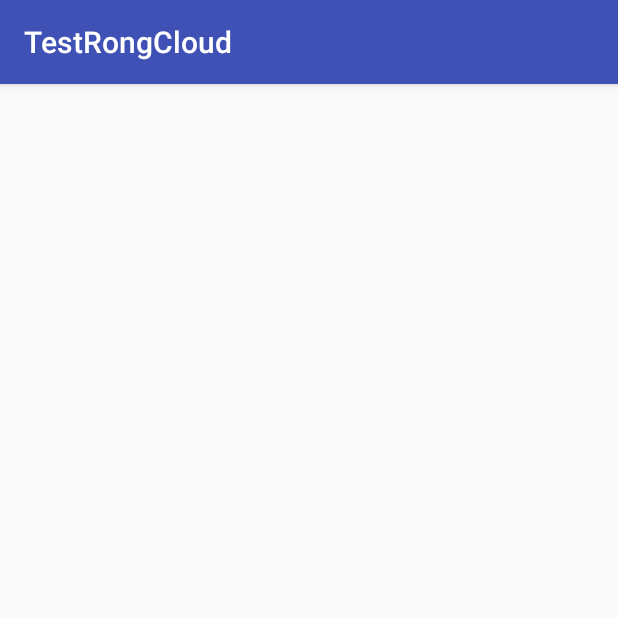
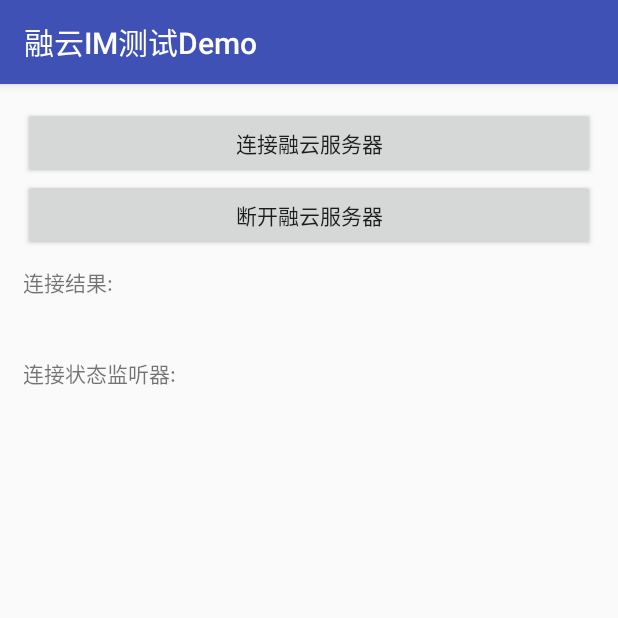
Before and after one commit to voidzero42/RongCloudDemo, an Android app: the screen it shows after launch (MainActivity), on a phone screen of 412 x 824 dp, the top half of it. Run offline under Robolectric (Android 15) with nearby library versions, the light colour scheme and no system bars; libraries missing offline, so code that uses them is left out: io.rong.imkit, io.rong.imlib; pictures from the network do not load; 3 statements that could not run were skipped.

Commit message:
测试融云connect

```diff
--- a/app/src/main/java/com/fjycnet/rongclouddemo/MainActivity.java
+++ b/app/src/main/java/com/fjycnet/rongclouddemo/MainActivity.java
@@ -2,13 +2,118 @@
 
 import android.support.v7.app.AppCompatActivity;
 import android.os.Bundle;
+import android.util.Log;
+import android.view.View;
+import android.widget.TextView;
 
+import io.rong.imkit.RongIM;
+import io.rong.imlib.RongIMClient;
+
+/**
+ * 官方文档:
+ * <p>
+ * Android SDK 开发指南 - 融云 RongCloud
+ * http://www.rongcloud.cn/docs/android.html
+ * <p>
+ * 预下载内容
+ * http://www.rongcloud.cn/docs/android.html#prepare_download
+ * <p>
+ * 下载 - 融云即时通讯云，iOS下载_Android下载_SDK下载
+ * http://www.rongcloud.cn/downloads
+ * <p>
+ * 源码:sealtalk/sealtalk-android
+ * https://github.com/sealtalk/sealtalk-android
+ */
 public class MainActivity extends AppCompatActivity {
+
+    private TextView tvResult;
+    private TextView tvConnStatus;
+    /**
+     * 暂时从融云平台的API接口获取token
+     */
+    private final String rongToken = "bBqfdQu8+OACs4EP1YynMtYVA0ZGn0MhZXQ2jZpWm2z+VEIa3F3jgjpaDMPlPSaTqYwLvXHe/1SHJLgJ3m1BRQ==";
 
     @Override
     protected void onCreate(Bundle savedInstanceState) {
         super.onCreate(savedInstanceState);
-        setContentView(com.fjycnet.main.R.layout.activity_main);
+        setContentView(R.layout.activity_main);
+        tvResult = findViewById(R.id.tvResult);
+        tvConnStatus = findViewById(R.id.tvConnStatus);
+        findViewById(R.id.btnConnect).setOnClickListener(new View.OnClickListener() {
+            @Override
+            public void onClick(View view) {
 
+
+                connectRongImServer(rongToken);
+            }
+        });
+        findViewById(R.id.btnDisconnect).setOnClickListener();
+        setConnectionStatusListener();
+    }
+
+    //设置状态监听器
+    private void setConnectionStatusListener() {
+        RongIM.setConnectionStatusListener(new RongIMClient.ConnectionStatusListener() {
+            @Override
+            public void onChanged(ConnectionStatus connectionStatus) {
+                switch (connectionStatus) {
+
+                    case CONNECTED://连接成功。
+                        Log.e("rongclouddemo app", "连接成功");
+                        break;
+
+                    case DISCONNECTED://断开连接。
+                        Log.e("rongclouddemo app", "断开连接");
+//                String rong_token = SharedPreferencesUtils.getString(MyApplication.sContext, "rong_token", "");
+                        //链接融云
+//                connect(rong_token);
+                        break;
+
+                    case CONNECTING://连接中。
+                        Log.e("rongclouddemo app", "连接中");
+                        break;
+
+                    case NETWORK_UNAVAILABLE://网络不可用。
+                        Log.e("YCS", "网络不可用");
+                        break;
+                    case KICKED_OFFLINE_BY_OTHER_CLIENT://TODO 用户账户在其他设备登录，本机会被踢掉线,一般做重新登录操作
+                        Log.e("YCS", "用户账户在其他设备登录");
+//                        new Handler(Looper.getMainLooper())
+//                                .post(new Runnable() {
+//                                    @Override
+//                                    public void run() {
+//                                        IntentHelper.jumpWithExtra(mContext, LoginSelectActivity.class, "TYPE", "RELOGIN", Intent.FLAG_ACTIVITY_NEW_TASK |
+//                                                Intent.FLAG_ACTIVITY_EXCLUDE_FROM_RECENTS);
+//                                    }
+//                                });
+                        break;
+                }
+            }
+        });
+    }
+
+    /**
+     * 连接融云服务器
+     */
+    private void connectRongImServer(String rongToken) {
+        RongIM.connect(rongToken, new RongIMClient.ConnectCallback() {
+            @Override
+            public void onTokenIncorrect() {//TODO 需要重新获取Token
+                Log.e("rongclouddemo app", "onTokenIncorrect");
+                tvResult.setText("onTokenIncorrect,需要重新获取Token");
+            }
+
+            @Override
+            public void onSuccess(String s) {
+                Log.e("rongclouddemo app", "连接成功");
+                tvResult.setText("连接成功");
+            }
+
+            @Override
+            public void onError(RongIMClient.ErrorCode errorCode) {
+                Log.e("rongclouddemo app", "连接失败");
+                tvResult.setText("连接失败");
+            }
+        });
     }
 }
--- a/app/src/main/java/com/fjycnet/rongclouddemo/MyApplication.java
+++ b/app/src/main/java/com/fjycnet/rongclouddemo/MyApplication.java
@@ -1,10 +1,44 @@
 package com.fjycnet.rongclouddemo;
 
 import android.app.Application;
+import android.content.Intent;
+import android.os.Handler;
+import android.os.Looper;
+import android.util.Log;
+
+import io.rong.imkit.RongIM;
+import io.rong.imlib.RongIMClient;
 
 /**
+ * APP
+ * (这里只做融云IM的功能测试,不做代码封装,有需要自己封装里面的函数)
  * Created by ZeroVoid on 2018-8-14.
  */
 
 public class MyApplication extends Application {
+
+
+    @Override
+    public void onCreate() {
+        super.onCreate();
+        initRongCloud();
+        setRongImConnectionStatusListener();
+    }
+
+    /**
+     * 初始化融云
+     */
+    private void initRongCloud() {
+        // RongIMClient.init(this); 区别是什么?
+        RongIM.init(this);
+    }
+
+
+
+    /**
+     * 设置融云的状态监听器
+     */
+    private void setRongImConnectionStatusListener() {
+
+    }
 }
--- a/app/src/main/java/com/fjycnet/rongclouddemo/util/AddIPluginModule.java
+++ b/app/src/main/java/com/fjycnet/rongclouddemo/util/AddIPluginModule.java
@@ -1,4 +1,4 @@
-package com.woai.thirdsdk.rong;
+package com.fjycnet.rongclouddemo.util;
 
 import java.util.List;
 
--- a/app/src/main/java/com/fjycnet/rongclouddemo/util/NotificationReceiver.java
+++ b/app/src/main/java/com/fjycnet/rongclouddemo/util/NotificationReceiver.java
@@ -1,4 +1,4 @@
-package com.woai.thirdsdk.rong;
+package com.fjycnet.rongclouddemo.util;
 
 import android.content.Context;
 import android.util.Log;
--- a/app/src/main/res/layout/activity_main.xml
+++ b/app/src/main/res/layout/activity_main.xml
@@ -1,12 +1,48 @@
 <?xml version="1.0" encoding="utf-8"?>
 <LinearLayout xmlns:android="http://schemas.android.com/apk/res/android"
+    xmlns:tools="http://schemas.android.com/tools"
     android:layout_width="match_parent"
-    android:layout_height="match_parent">
+    android:layout_height="match_parent"
+    android:layout_margin="15dp"
+    android:orientation="vertical">
+
+
+    <Button
+        android:id="@+id/btnConnect"
+        android:layout_width="match_parent"
+        android:layout_height="wrap_content"
+        android:text="连接融云服务器" />
+    <Button
+        android:id="@+id/btnDisconnect"
+        android:layout_width="match_parent"
+        android:layout_height="wrap_content"
+        android:text="断开融云服务器" />
+    <TextView
+        android:layout_width="wrap_content"
+        android:layout_height="wrap_content"
+        android:layout_marginTop="10dp"
+        android:text="连接结果:" />
+
+    <TextView
+        android:id="@+id/tvResult"
+        android:layout_width="wrap_content"
+        android:layout_height="wrap_content"
+        android:layout_marginTop="10dp"
+        android:textColor="#ff0000"
+        tools:text="连接成功" />
 
     <TextView
         android:layout_width="wrap_content"
         android:layout_height="wrap_content"
-        android:text="Hello World!" />
+        android:layout_marginTop="10dp"
+        android:text="连接状态监听器:" />
 
+    <TextView
+        android:id="@+id/tvConnStatus"
+        android:layout_width="wrap_content"
+        android:layout_height="wrap_content"
+        android:layout_marginTop="10dp"
+        android:textColor="#ff0000"
+        tools:text="连接成功" />
 
 </LinearLayout>
--- a/app/src/main/res/values/strings.xml
+++ b/app/src/main/res/values/strings.xml
@@ -1,3 +1,3 @@
 <resources>
-    <string name="app_name">TestRongCloud</string>
+    <string name="app_name">融云IM测试Demo</string>
 </resources>
```
Also changed, not shown: app/build.gradle (+3 -4 lines), app/src/main/AndroidManifest.xml (+16 -11 lines), app/src/main/java/com/fjycnet/rongclouddemo/util/RongUtil.java (+4 -6 lines), app/src/main/java/com/fjycnet/rongclouddemo/util/YcConnectionStatusListener.java (+9 -12 lines).
